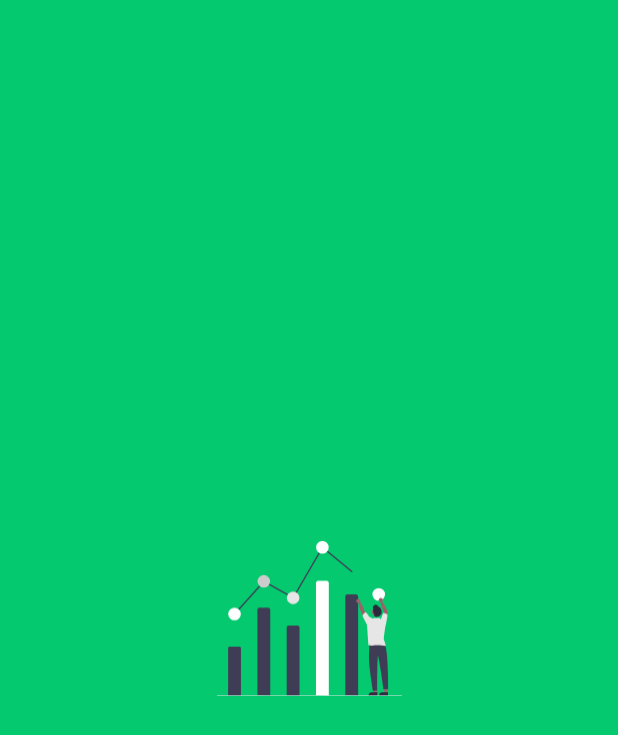
After one commit to carmomariana/FinTrack-Hacksprint, an Android app: the SplashScreen screen opened directly, with no data from a screen before it, on a phone screen of 412 x 824 dp. The commit adds this screen. Shown: the top 735 px of the screen. Run offline under Robolectric (Android 15) with nearby library versions, the phone set to English and light mode, and no system bars.

```diff
--- /dev/null
+++ b/app/src/main/java/com/example/fintrack/SplashScreen.kt
@@ -0,0 +1,27 @@
+package com.example.fintrack
+
+
+import android.content.Intent
+import android.os.Bundle
+import android.os.Handler
+import android.os.PersistableBundle
+import androidx.appcompat.app.AppCompatActivity
+
+class SplashScreen : AppCompatActivity() {
+
+    override fun onCreate(savedInstanceState: Bundle?) {
+        super.onCreate(savedInstanceState)
+        setContentView(R.layout.activity_splash_screen)
+
+        Handler().postDelayed({
+            // Finaliza a exibição da tela de Splash
+            finish()
+
+            // Inicia a Activity de Login
+            val intent = Intent(this, MainActivity::class.java)
+            startActivity(intent)
+            finish()
+        }, 2000 )
+    }
+
+}
--- /dev/null
+++ b/app/src/main/res/drawable/baseline_add.xml
@@ -0,0 +1,5 @@
+<vector xmlns:android="http://schemas.android.com/apk/res/android" android:height="24dp" android:tint="#000000" android:viewportHeight="24" android:viewportWidth="24" android:width="24dp">
+
+    <path android:fillColor="@android:color/white" android:pathData="M19,13h-6v6h-2v-6H5v-2h6V5h2v6h6v2z"/>
+
+</vector>
--- /dev/null
+++ b/app/src/main/res/drawable/imagesplash.xml
@@ -0,0 +1,78 @@
+<vector xmlns:android="http://schemas.android.com/apk/res/android"
+    android:width="821.17dp"
+    android:height="687.8dp"
+    android:viewportWidth="821.17"
+    android:viewportHeight="687.8">
+  <path
+      android:pathData="M755.99,674.56l-12.26,-0l-5.83,-47.29l18.09,0l-0,47.29z"
+      android:fillColor="#9e616a"/>
+  <path
+      android:pathData="M759.12,686.44l-39.53,-0v-0.5a15.39,15.39 0,0 1,15.39 -15.39h0l24.14,0Z"
+      android:fillColor="#2f2e41"/>
+  <path
+      android:pathData="M708.99,674.56l-12.26,-0l-5.83,-47.29l18.09,0l-0,47.29z"
+      android:fillColor="#9e616a"/>
+  <path
+      android:pathData="M712.12,686.44l-39.53,-0v-0.5a15.39,15.39 0,0 1,15.39 -15.39h0l24.14,0Z"
+      android:fillColor="#2f2e41"/>
+  <path
+      android:pathData="M179.33,684.61L179.33,304.8a8.82,8.82 0,0 1,8.82 -8.82h39.36a8.82,8.82 0,0 1,8.82 8.82h0L236.33,685.6Z"
+      android:fillColor="#3f3d56"/>
+  <path
+      android:pathData="M309.33,685.8v-302a8.82,8.82 0,0 1,8.82 -8.82h39.36a8.82,8.82 0,0 1,8.82 8.82h0L366.33,685.15Z"
+      android:fillColor="#3f3d56"/>
+  <path
+      android:pathData="M78.33,327a3,3 0,0 1,-2.23 -5l131.61,-146.79L337.22,247.94 467.51,23.44 600.24,132.68a3,3 0,1 1,-3.81 4.63L469.15,32.56 339.44,256.06 208.96,182.79 80.57,326A2.99,2.99 0,0 1,78.33 327Z"
+      android:fillColor="#3f3d56"/>
+  <path
+      android:pathData="M77.83,324m-28,0a28,28 0,1 1,56 0a28,28 0,1 1,-56 0"
+      android:fillColor="#ffffff"/>
+  <path
+      android:pathData="M207.83,179m-28,0a28,28 0,1 1,56 0a28,28 0,1 1,-56 0"
+      android:fillColor="#ccc"/>
+  <path
+      android:pathData="M337.83,252m-28,0a28,28 0,1 1,56 0a28,28 0,1 1,-56 0"
+      android:fillColor="#e6e6e6"/>
+  <path
+      android:pathData="M467.83,28m-28,0a28,28 0,1 1,56 0a28,28 0,1 1,-56 0"
+      android:fillColor="#ffffff"/>
+  <path
+      android:pathData="M717.83,236.54m-28,0a28,28 0,1 1,56 0a28,28 0,1 1,-56 0"
+      android:fillColor="#ffffff"/>
+  <path
+      android:pathData="M707.93,454.66c10.48,1.26 37.28,-8.3 38.73,6.25 13.79,40.6 13.38,196.26 13.38,196.26l-21,1S722.27,534.48 714.33,508.03c-3.98,32.16 -3.28,155.13 -3.28,155.13l-19,1s-17.04,-104.72 -17.14,-135.45c-2.07,-22.51 3.01,-55.88 0.83,-77.64a83.22,83.22 0,0 0,32.19 3.59Z"
+      android:fillColor="#3f3d56"/>
+  <path
+      android:pathData="M569.33,684.46L569.33,246.7c0,-5.61 3.95,-10.17 8.82,-10.17h39.36c4.87,0 8.82,4.55 8.82,10.17L626.33,685.6Z"
+      android:fillColor="#3f3d56"/>
+  <path
+      android:pathData="M672.28,336.86a130.66,130.66 0,0 0,-15.31 -24.17,38.32 38.32,0 0,1 -3.4,-4.64c-2.15,-3.73 -2.79,-8.11 -4.15,-12.19 -3.8,-11.44 -13.28,-20.63 -15.59,-32.46 -0.84,-4.3 -7.94,8.2 -6.07,13.53 3.33,9.65 3.76,19.87 8,29.19s9.22,18.26 12.88,27.79c2.08,5.41 3.74,11 6.79,16s7.81,9.19 13.56,9.94a33.45,33.45 0,0 1,1.63 -10.68C671.87,345.23 674.09,340.59 672.28,336.86Z"
+      android:fillColor="#9e616a"/>
+  <path
+      android:pathData="M735.19,343.34a55.26,55.26 0,0 1,3.25 -20.78c0.92,-2.55 2,-5.14 1.91,-7.85 -0.13,-2.52 -1.33,-4.83 -2.42,-7.11 -3.76,-7.85 -6.4,-16.17 -9,-24.47l-5,-15.65c-1.63,-1.2 7.89,-1.61 9.92,1.2 6.64,9.22 11.67,19.81 16.93,29.88a50.58,50.58 0,0 1,3.42 7.49,41.19 41.19,0 0,1 1.8,12.94c0,8.19 -1.08,16.35 -2.2,24.47 -0.71,5.09 -1.64,10.63 -5.49,14C744.31,352.34 740.29,347.34 735.19,343.34Z"
+      android:fillColor="#9e616a"/>
+  <path
+      android:pathData="M708.75,314.48m-20.75,0a20.75,20.75 0,1 1,41.5 0a20.75,20.75 0,1 1,-41.5 0"
+      android:fillColor="#9e616a"/>
+  <path
+      android:pathData="M691.88,293.78a3.6,3.6 0,0 1,0.76 -3.72c0.52,-0.41 1.21,-0.56 1.76,-0.95a7.6,7.6 0,0 0,1.9 -2.4,10.32 10.32,0 0,1 12.91,-3.28c3.43,1.79 5.5,5.39 8.55,7.81 1.55,1.25 3.34,2.18 4.9,3.44a20.15,20.15 0,0 1,6.35 10.28,58.31 58.31,0 0,1 1.76,12.12 10.9,10.9 0,0 1,-0.14 3.69,10.32 10.32,0 0,1 -1.4,2.85c-3.13,4.75 -7.27,9.06 -12.44,11.51s-11.47,2.85 -16.58,0.28a2.85,2.85 0,0 1,-1.27 -1.02,3.66 3.66,0 0,1 -0.2,-2.19 15.02,15.02 0,0 0,-1.65 -8.41c-0.95,-1.9 -2.38,-3.53 -3.13,-5.5a19.16,19.16 0,0 1,-0.89 -6.82C692.98,305.49 693.38,299.54 691.88,293.78Z"
+      android:fillColor="#2d293d"/>
+  <path
+      android:pathData="M49.33,685.05L49.33,473.71c0,-2.71 3.95,-4.91 8.82,-4.91h39.36c4.87,0 8.82,2.2 8.82,4.91L106.33,685.6Z"
+      android:fillColor="#3f3d56"/>
+  <path
+      android:pathData="M820.17,687.8L1,687.8a1,1 0,1 1,0 -2h819.17a1,1 0,0 1,0 2Z"
+      android:fillColor="#e6e6e6"/>
+  <path
+      android:pathData="M439.33,684.31L439.33,187.54c0,-6.37 3.95,-11.54 8.82,-11.54h39.36c4.87,0 8.82,5.16 8.82,11.54L496.33,685.6Z"
+      android:fillColor="#ffffff"/>
+  <path
+      android:pathData="M627.18,265.37m-9,0a9,9 0,1 1,18 0a9,9 0,1 1,-18 0"
+      android:fillColor="#a0616a"/>
+  <path
+      android:pathData="M727.18,261.37m-9,0a9,9 0,1 1,18 0a9,9 0,1 1,-18 0"
+      android:fillColor="#a0616a"/>
+  <path
+      android:pathData="M749.05,372.78c0.88,-0.8 8.04,-42.67 8,-43.62 -0.11,-5.16 -15.85,-11.05 -19,-9 -2.97,1.93 -8.15,24.12 -11.48,28.17l-3.52,-6.17h-28l-1.7,3.15c-3.67,-2.21 -6.98,-4.25 -8.16,-4.93a5.3,5.3 0,0 0,-1.31 -0.64,20.31 20.31,0 0,1 -8,-3.76c-2.3,-1.77 -12.97,-20.31 -15.83,-19.82 -3.23,0.54 -14.12,9.96 -14,19 1.37,-0.03 19.21,35.65 19.46,36.98 1.37,5.62 5.89,87.58 7.35,91.4 6.73,-0.65 1.42,-1.81 7.93,0 7.01,1.95 14.41,-0.16 21.64,-0.94a83.11,83.11 0,0 1,9.06 -0.4c11,0.05 26.7,0.66 37.35,3.39 0.06,-6.98 -6.07,-22.08 -8.34,-28.67a19.25,19.25 0,0 1,0.03 -5.94C740.82,428.57 746.68,375.44 749.05,372.78Z"
+      android:fillColor="#e6e6e6"/>
+</vector>
--- /dev/null
+++ b/app/src/main/res/layout/activity_splash_screen.xml
@@ -0,0 +1,21 @@
+<?xml version="1.0" encoding="utf-8"?>
+<androidx.constraintlayout.widget.ConstraintLayout
+    xmlns:android="http://schemas.android.com/apk/res/android"
+    xmlns:app="http://schemas.android.com/apk/res-auto"
+    xmlns:tools="http://schemas.android.com/tools"
+    android:layout_width="match_parent"
+    android:layout_height="match_parent"
+    android:background="@color/green_principal"
+    tools:context=".SplashScreen">
+
+  <ImageView
+      android:src="@drawable/imagesplash"
+      android:layout_width="123dp"
+      android:layout_height="186dp"
+      app:layout_constraintBottom_toBottomOf="parent"
+      app:layout_constraintEnd_toEndOf="parent"
+      app:layout_constraintStart_toStartOf="parent"
+      app:layout_constraintTop_toTopOf="parent" />
+
+
+  </androidx.constraintlayout.widget.ConstraintLayout>
--- /dev/null
+++ b/app/src/main/res/values-land/dimens.xml
@@ -0,0 +1,3 @@
+<resources>
+      <dimen name="fab_margin">48dp</dimen>
+   </resources>
--- /dev/null
+++ b/app/src/main/res/values-w1240dp/dimens.xml
@@ -0,0 +1,3 @@
+<resources>
+      <dimen name="fab_margin">200dp</dimen>
+   </resources>
--- /dev/null
+++ b/app/src/main/res/values-w600dp/dimens.xml
@@ -0,0 +1,3 @@
+<resources>
+      <dimen name="fab_margin">48dp</dimen>
+   </resources>
--- a/app/src/main/res/values/colors.xml
+++ b/app/src/main/res/values/colors.xml
@@ -16,4 +16,7 @@
     <color name="medium_orange">#FF5726</color>
     <color name="brown">#7A5548</color>
     <color name="grey">#607D8A</color>
+
+    <color name="green_principal">#04C96F</color>
+
 </resources>
--- /dev/null
+++ b/app/src/main/res/values/dimens.xml
@@ -0,0 +1,3 @@
+<resources>
+      <dimen name="fab_margin">16dp</dimen>
+   </resources>
```
Also changed, not shown: app/src/main/AndroidManifest.xml (+7 -1 lines), app/src/main/java/com/example/fintrack/AdapterExpense.kt (added, +48 -0 lines), app/src/main/java/com/example/fintrack/MainActivity.kt (+12 -0 lines), app/src/main/res/layout/activity_main.xml (+18 -5 lines), app/src/main/res/layout/item_expense.xml (added, +50 -0 lines).
